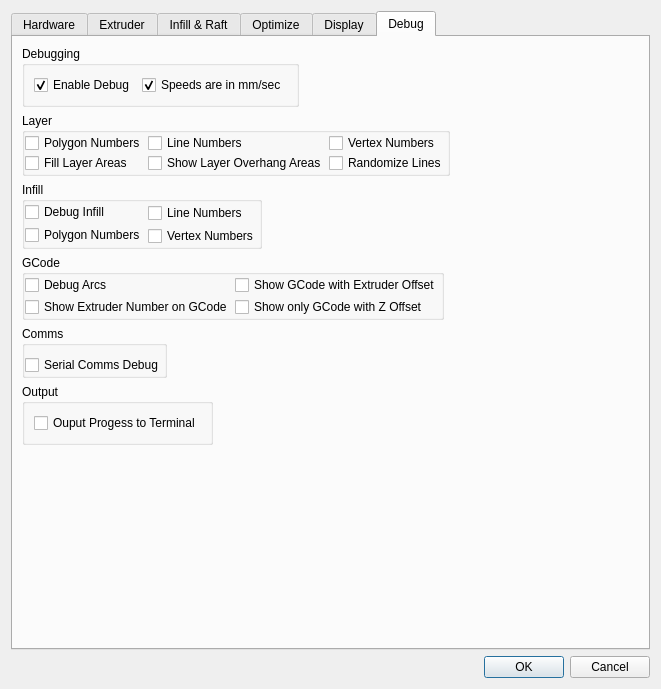
Old version of the form RepsnapperQt/preferences_dlg.ui in the repository timschmidt/repsnapper.
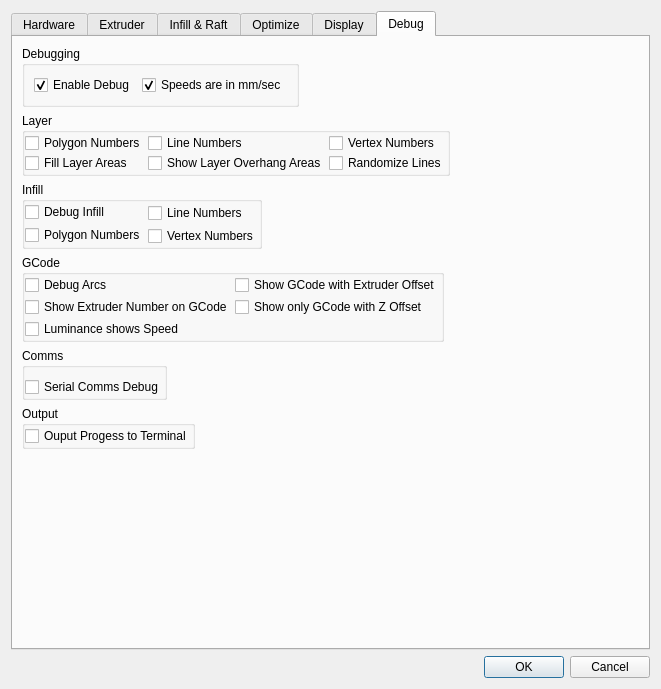
New version of the form. The open tabs and pages were chosen to show the change. Icons and pictures are not drawn. Custom widgets are drawn as their Qt base class.

The edit to the form file:
```diff
--- a/RepsnapperQt/preferences_dlg.ui
+++ b/RepsnapperQt/preferences_dlg.ui
@@ -2299,6 +2299,13 @@
             </property>
            </widget>
           </item>
+          <item row="2" column="0">
+           <widget class="QCheckBox" name="Display_LuminanceShowsSpeed">
+            <property name="text">
+             <string>Luminance shows Speed</string>
+            </property>
+           </widget>
+          </item>
          </layout>
         </widget>
        </item>
@@ -2342,6 +2349,21 @@
           <string>Output</string>
          </property>
          <layout class="QHBoxLayout" name="horizontalLayout_10">
+          <property name="spacing">
+           <number>2</number>
+          </property>
+          <property name="leftMargin">
+           <number>0</number>
+          </property>
+          <property name="topMargin">
+           <number>0</number>
+          </property>
+          <property name="rightMargin">
+           <number>0</number>
+          </property>
+          <property name="bottomMargin">
+           <number>0</number>
+          </property>
           <item>
            <widget class="QCheckBox" name="Display_TerminalProgress">
             <property name="text">
```
Left out of the diff: 22 changed lines with no effect on the pictures.
